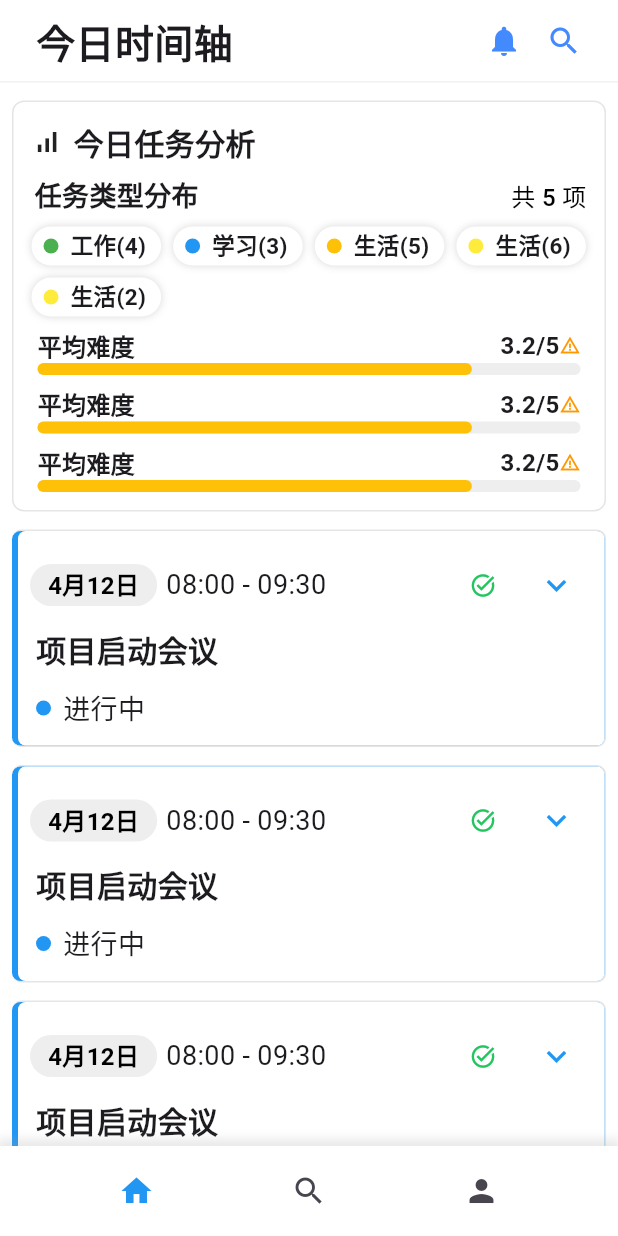
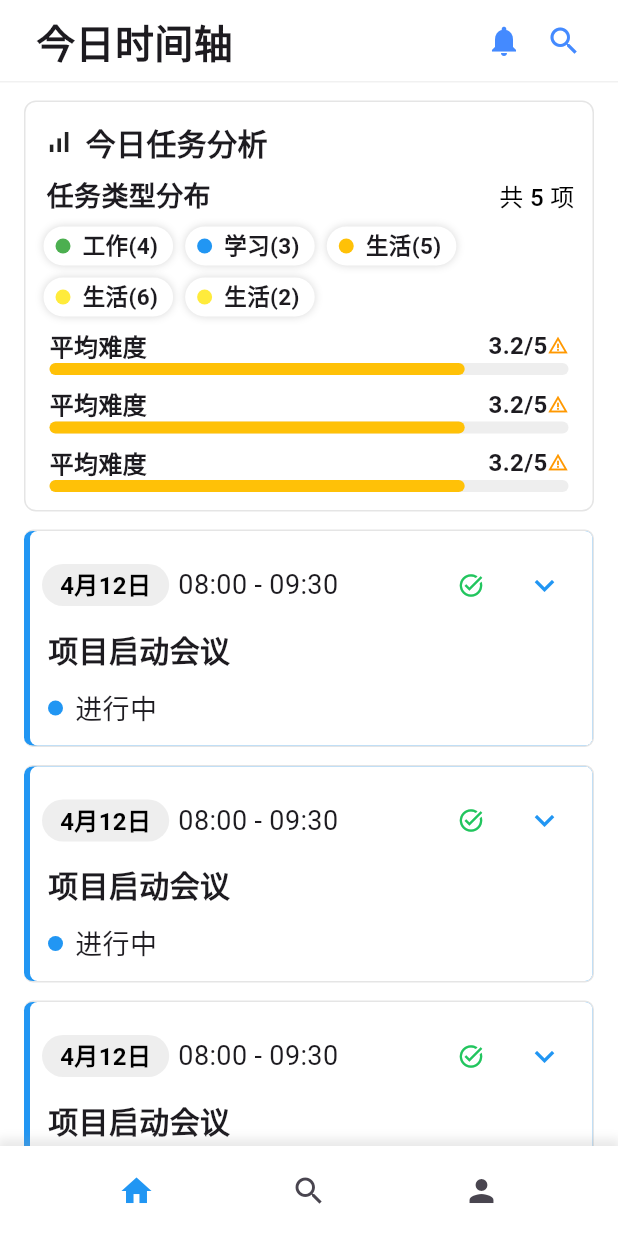
Before and after one commit to cnsource/DailyPlan, a Flutter app: the screen it shows after launch, on a phone screen of 412 x 824 dp. Run offline on Flutter 3.47's test engine with Material 3 defaults, Android fonts, the light colour scheme and no system bars; our stand-ins replace go_router; missing offline and left inert: flutter_displaymode.

Commit message:
fix: 调整UI尺寸

```diff
--- a/lib/components/daily_anaylizer_card.dart
+++ b/lib/components/daily_anaylizer_card.dart
@@ -16,7 +16,7 @@ class _DailyAnalyzerCardState extends State<DailyAnalyzerCard> {
   @override
   Widget build(BuildContext context) {
     return Padding(
-      padding: EdgeInsets.symmetric(horizontal: 8),
+      padding: EdgeInsets.symmetric(horizontal: 16),
       child: Container(
         padding: EdgeInsets.all(12),
         decoration: BoxDecoration(
--- a/lib/page/timeline/time-line-body.dart
+++ b/lib/page/timeline/time-line-body.dart
@@ -21,6 +21,9 @@ class _TimelineBodyState extends State<TimelineBody> {
           Container(height: 55),
           DailyAnalyzerCard(),
           ...List.generate(50, (index) => TimeLineTaskItem()),
+          SizedBox(
+            height: 20,
+          )
         ],
       ),
     );
--- a/lib/page/timeline/timeline-task-item.dart
+++ b/lib/page/timeline/timeline-task-item.dart
@@ -18,7 +18,7 @@ class _TimeLineTaskItemState extends State<TimeLineTaskItem> {
   @override
   Widget build(BuildContext context) {
     return Container(
-      padding: EdgeInsets.only(left: 8, right: 8),
+      padding: EdgeInsets.symmetric(horizontal: 16),
       child: Padding(
         padding: EdgeInsets.only(left: 0),
         child: Container(
```
